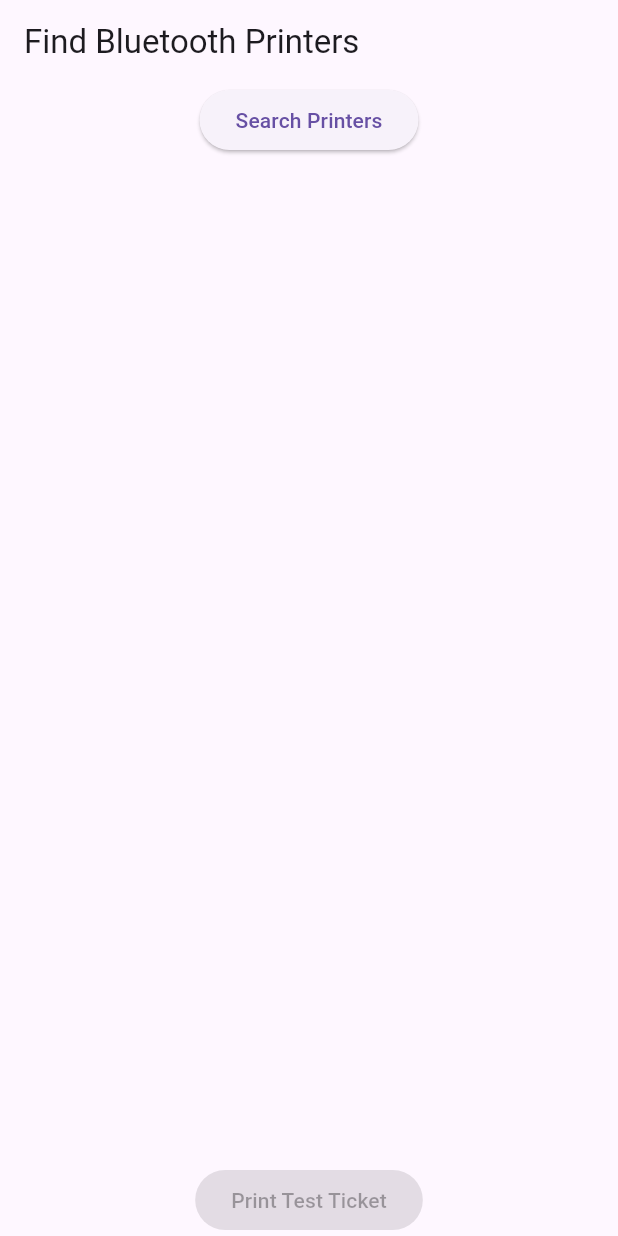
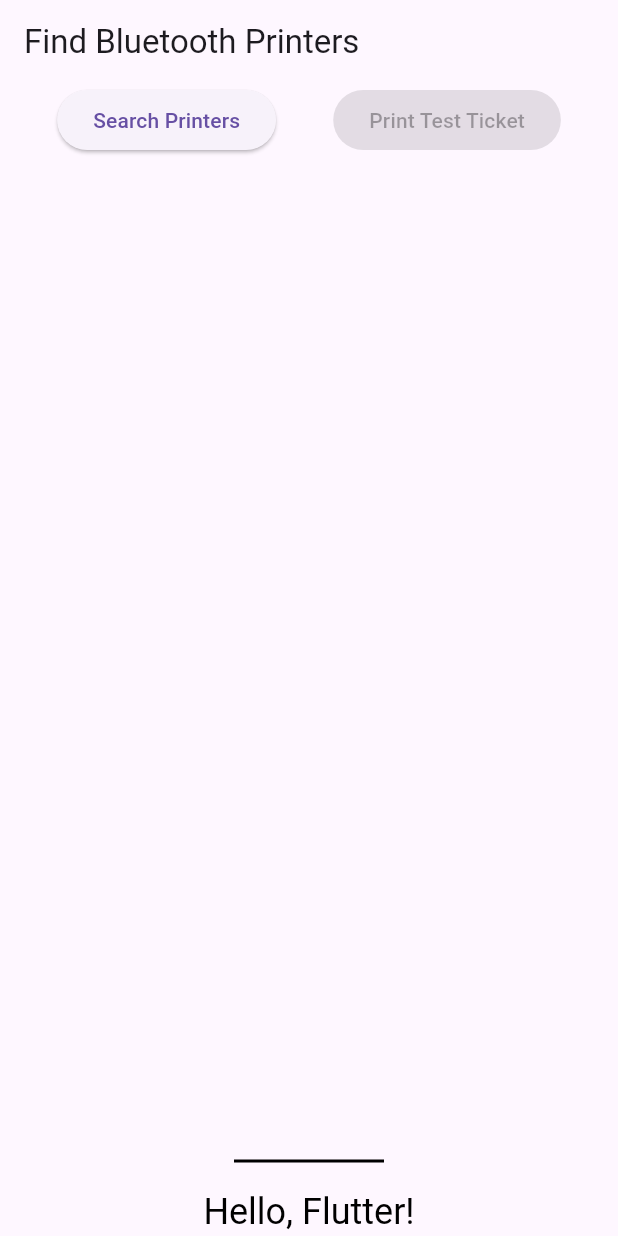
Before and after one commit to ThiagoC0STA/flutter-bankslip-printer, a Flutter app: the screen it shows after launch, after a tap on "Search Printers", on a phone screen of 412 x 824 dp. Run offline on Flutter 3.47's test engine with Material 3 defaults, Android fonts, the phone set to English and light mode, and no system bars; our stand-ins replace flutter_blue_plus; missing offline and left inert: esc_pos_utils.

Commit message:
working chicked

```diff
--- /dev/null
+++ b/lib/components/imageGenerator/ImageGenerator.dart
@@ -0,0 +1,30 @@
+import 'package:flutter/material.dart';
+
+class BankSlipPainter extends CustomPainter {
+  @override
+  void paint(Canvas canvas, Size size) {
+    final Paint paint = Paint()
+      ..color = Colors.black
+      ..strokeWidth = 2.0;
+
+    final double centerX = size.width / 2;
+    final double centerY = size.height / 2;
+
+    canvas.drawLine(
+        Offset(centerX - 50, centerY), Offset(centerX + 50, centerY), paint);
+    TextSpan span = const TextSpan(
+        style: TextStyle(color: Colors.black, fontSize: 24),
+        text: "Hello, Flutter!");
+    TextPainter tp = TextPainter(
+        text: span,
+        textAlign: TextAlign.left,
+        textDirection: TextDirection.ltr);
+    tp.layout();
+    tp.paint(canvas, Offset(centerX - tp.width / 2, centerY + 20));
+  }
+
+  @override
+  bool shouldRepaint(CustomPainter oldDelegate) {
+    return false;
+  }
+}
```
Also changed, not shown: lib/main.dart (+57 -33 lines).
